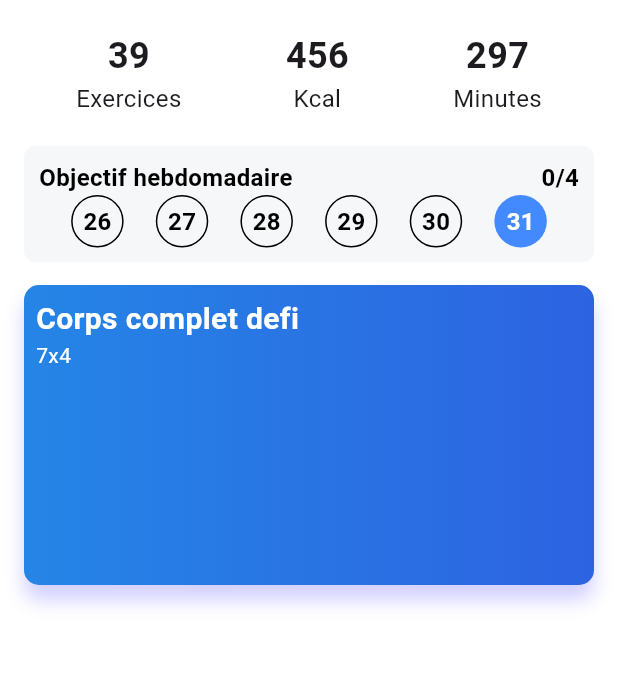
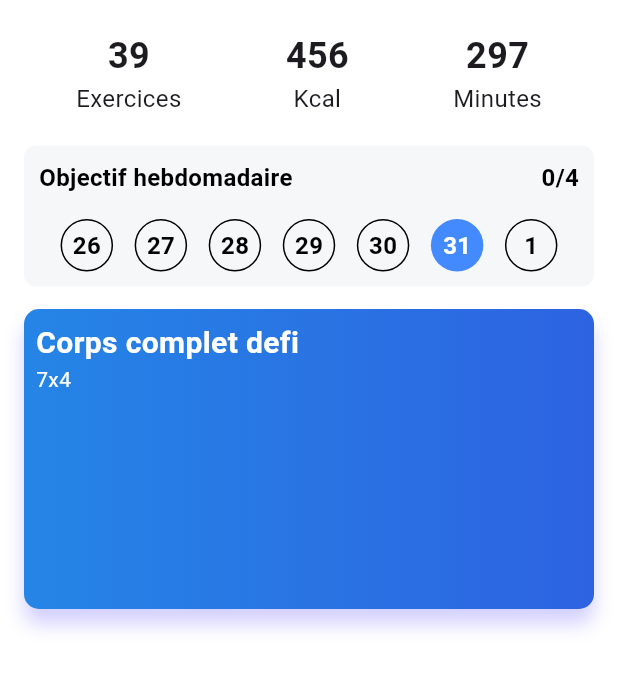
Before and after one commit to depanama89/fitnessApp, a Flutter app: the screen it shows after launch, on a phone screen of 412 x 824 dp, the part 75-767 px from its top. Run offline on Flutter 3.47's test engine with Material 3 defaults, Android fonts, the phone set to English and light mode, and no system bars; Roboto replaces fonts that are missing (Poppins).

```diff
--- a/lib/screens/calendar.dart
+++ b/lib/screens/calendar.dart
@@ -1,3 +1,4 @@
+import 'package:fitness/screens/historique_screen.dart';
 import 'package:flutter/material.dart';
 import 'package:intl/intl.dart';
 
@@ -13,33 +14,47 @@ class Calendar extends StatelessWidget {
 
     final DateFormat formatter = DateFormat('d');
 
-    for (int i = 0; i < 7 - 1; i++) {
+    for (int i = 0; i < 7; i++) {
       DateTime day = startWeek.add(Duration(days: i));
       bool isToday = day.day == today.day &&
           day.month == today.month &&
           day.year == today.year;
 
-      daysWidgets.add(Column(
+      daysWidgets.add(InkWell(
+        onTap: () {
+          Navigator.push(
+              context,
+              MaterialPageRoute(
+                  builder: (context) =>
+                      HistoriqueScreen(initialSelectdDate: day)));
+        },
+        child: Column(
           children: [
-          Container(
+            MouseRegion(
+                cursor: SystemMouseCursors.click,
+                child: Container(
                   width: 35,
                   height: 35,
                   alignment: Alignment.center,
                   decoration: BoxDecoration(
                     shape: BoxShape.circle,
                     color: isToday ? Colors.blueAccent : Colors.transparent,
-              border:
-                  isToday ? null : Border.all(color: Colors.black, width: 1.0),
+                    border: isToday
+                        ? null
+                        : Border.all(color: Colors.black, width: 1.0),
                   ),
-            child: Text(formatter.format(day),
+                  child: Text(
+                    formatter.format(day),
                     style: TextStyle(
                       fontWeight: FontWeight.w600,
                       fontSize: 16,
                       // Couleur du texte : Blanche si c'est aujourd'hui, noire sinon
                       color: isToday ? Colors.white : Colors.black,
-                )),
-          )
+                    ),
+                  ),
+                ))
           ],
+        ),
       ));
     }
 
--- a/lib/screens/home_screen.dart
+++ b/lib/screens/home_screen.dart
@@ -150,6 +150,9 @@ class HomeScreen extends StatelessWidget {
                                   ),
                                 ],
                               ),
+                              SizedBox(
+                                height: 16,
+                              ),
                               Calendar()
                             ],
                           )),
--- a/pubspec.yaml
+++ b/pubspec.yaml
@@ -31,7 +31,10 @@ environment:
 dependencies:
   flutter:
     sdk: flutter
-  intl: ^0.18.0
+  intl: ^0.19.0
+  flutter_localizations:
+    sdk: flutter
+  table_calendar: ^3.0.0
 
   # The following adds the Cupertino Icons font to your application.
   # Use with the CupertinoIcons class for iOS style icons.
```
Also changed, not shown: lib/screens/historique_screen.dart (added, +33 -0 lines), pubspec.lock. Lines whose indentation alone changed are shown as unchanged.
